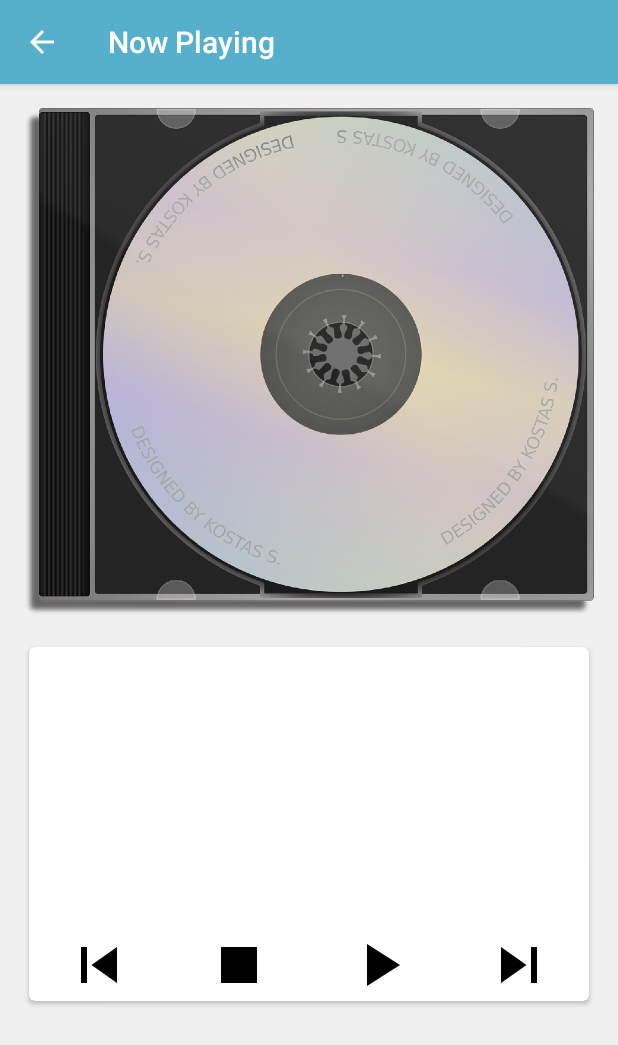
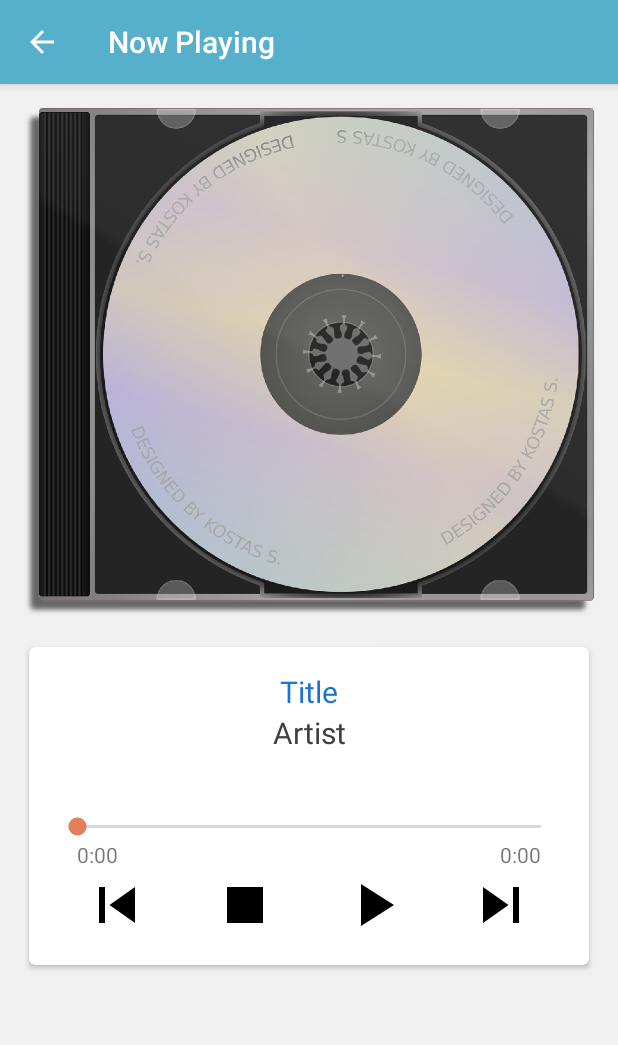
Before and after one commit to sasquatch1978/MusicPlayer, an Android app: the NowPlayingActivity screen opened directly, with no data from a screen before it, on a phone screen of 412 x 824 dp. Shown: the top 1045 px of the screen. Run offline under Robolectric (Android 15) with nearby library versions, the phone set to English and light mode, and no system bars.

Commit message:
Add SeekBar

```diff
--- a/app/src/main/res/layout-v21/now_playing.xml
+++ b/app/src/main/res/layout-v21/now_playing.xml
@@ -35,7 +35,7 @@
 
             <android.support.v7.widget.CardView
                 android:layout_width="match_parent"
-                android:layout_height="245dp"
+                android:layout_height="wrap_content"
                 android:layout_gravity="center_horizontal"
                 android:layout_marginTop="@dimen/layoutPadding"
                 card_view:cardCornerRadius="@dimen/cardCornerRadius"
@@ -44,34 +44,48 @@
                 <LinearLayout
                     android:layout_width="match_parent"
                     android:layout_height="match_parent"
+                    android:padding="@dimen/layoutPadding"
                     android:orientation="vertical">
 
                     <TextView
-                        android:id="@+id/playingSongTitle"
                         android:layout_width="match_parent"
                         android:layout_height="wrap_content"
                         android:gravity="center"
                         android:textColor="@color/songTitleColor"
                         android:textSize="@dimen/playlistSelectionSize"
-                        tools:text="Title" />
+                        android:text="@string/titleNowPlaying" />
 
                     <TextView
-                        android:id="@+id/playingSongArtist"
                         android:layout_width="match_parent"
                         android:layout_height="wrap_content"
                         android:gravity="center"
                         android:textColor="@color/songArtistColor"
                         android:textSize="@dimen/playlistSelectionSize"
-                        tools:text="Artist" />
+                        android:text="@string/artistNowPlaying" />
 
-                    <TextView
-                        android:id="@+id/playingSongLength"
+                    <SeekBar
                         android:layout_width="match_parent"
                         android:layout_height="wrap_content"
-                        android:gravity="center"
-                        android:textColor="@color/songArtistColor"
-                        android:textSize="@dimen/playlistSelectionSize"
-                        tools:text="Position / Length" />
+                        android:paddingTop="@dimen/seekbarPadding"/>
+
+                    <LinearLayout
+                        android:layout_width="match_parent"
+                        android:layout_height="wrap_content"
+                        android:paddingLeft="@dimen/layoutPadding"
+                        android:paddingRight="@dimen/layoutPadding">
+
+                        <TextView
+                            android:layout_width="wrap_content"
+                            android:layout_height="wrap_content"
+                            android:text="@string/songPosition"/>
+
+                        <TextView
+                            android:layout_width="match_parent"
+                            android:layout_height="wrap_content"
+                            android:text="@string/songDuration"
+                            android:gravity="end"/>
+
+                    </LinearLayout>
 
                     <LinearLayout
                         android:layout_width="match_parent"
--- a/app/src/main/res/layout/now_playing.xml
+++ b/app/src/main/res/layout/now_playing.xml
@@ -34,7 +34,7 @@
 
             <android.support.v7.widget.CardView
                 android:layout_width="match_parent"
-                android:layout_height="@dimen/nowPlayingCardHeight"
+                android:layout_height="wrap_content"
                 android:layout_gravity="center_horizontal"
                 android:layout_marginTop="@dimen/layoutPadding"
                 card_view:cardCornerRadius="@dimen/cardCornerRadius"
@@ -43,34 +43,48 @@
                 <LinearLayout
                     android:layout_width="match_parent"
                     android:layout_height="match_parent"
+                    android:padding="@dimen/layoutPadding"
                     android:orientation="vertical">
 
                     <TextView
-                        android:id="@+id/playingSongTitle"
                         android:layout_width="match_parent"
                         android:layout_height="wrap_content"
                         android:gravity="center"
                         android:textColor="@color/songTitleColor"
                         android:textSize="@dimen/playlistSelectionSize"
-                        tools:text="Title" />
+                        android:text="@string/titleNowPlaying" />
 
                     <TextView
-                        android:id="@+id/playingSongArtist"
                         android:layout_width="match_parent"
                         android:layout_height="wrap_content"
                         android:gravity="center"
                         android:textColor="@color/songArtistColor"
                         android:textSize="@dimen/playlistSelectionSize"
-                        tools:text="Artist" />
+                        android:text="@string/artistNowPlaying" />
 
-                    <TextView
-                        android:id="@+id/playingSongLength"
+                    <SeekBar
                         android:layout_width="match_parent"
                         android:layout_height="wrap_content"
-                        android:gravity="center"
-                        android:textColor="@color/songArtistColor"
-                        android:textSize="@dimen/playlistSelectionSize"
-                        tools:text="Position / Length" />
+                        android:paddingTop="@dimen/seekbarPadding"/>
+
+                    <LinearLayout
+                        android:layout_width="match_parent"
+                        android:layout_height="wrap_content"
+                        android:paddingLeft="@dimen/layoutPadding"
+                        android:paddingRight="@dimen/layoutPadding">
+
+                        <TextView
+                            android:layout_width="wrap_content"
+                            android:layout_height="wrap_content"
+                            android:text="@string/songPosition"/>
+
+                        <TextView
+                            android:layout_width="match_parent"
+                            android:layout_height="wrap_content"
+                            android:text="@string/songDuration"
+                            android:gravity="end"/>
+
+                    </LinearLayout>
 
                     <LinearLayout
                         android:layout_width="match_parent"
--- a/app/src/main/res/values/colors.xml
+++ b/app/src/main/res/values/colors.xml
@@ -6,7 +6,7 @@
     <!-- Home Screen colors -->
     <color name="colorPrimary">#4A1E9E</color>
     <color name="colorPrimaryDark">#341291</color>
-    <color name="colorAccent">#FF4081</color>
+    <color name="colorAccent">#B4D02B</color>
     <color name="ninetiesHomeScreen">#DE1B11</color>
     <color name="classCountryHomeScreen">#FA7A02</color>
     <color name="classRockHomeScreen">#4CA15F</color>
@@ -41,6 +41,5 @@
     <!-- List colors -->
     <color name="songTitleColor">#1A75D2</color>
     <color name="songArtistColor">#404040</color>
-    <color name="toolbarText">#FFFFFF</color>
 
 </resources>
--- a/app/src/main/res/values/dimens.xml
+++ b/app/src/main/res/values/dimens.xml
@@ -15,4 +15,5 @@
     <dimen name="playlistSelectionSize">20sp</dimen>
     <dimen name="nowPlayingCardHeight">245dp</dimen>
     <dimen name="toolbarElevation">4dp</dimen>
+    <dimen name="seekbarPadding">40dp</dimen>
 </resources>
--- a/app/src/main/res/values/strings.xml
+++ b/app/src/main/res/values/strings.xml
@@ -9,6 +9,12 @@
     <string name="newerMusic">Newer Music</string>
     <string name="nowPlaying">Now Playing</string>
 
+    <!-- Now Playing -->
+    <string name="titleNowPlaying">Title</string>
+    <string name="artistNowPlaying">Artist</string>
+    <string name="songPosition">0:00</string>
+    <string name="songDuration">0:00</string>
+
     <!-- Number of songs in playlist. It will be shown in the format of "10 songs" where 10 is the number of songs. [CHAR LIMIT=20] -->
     <string name="numberOfSongs"><xliff:g example="10" id="numberOfSongs">%s</xliff:g> songs</string>
 </resources>
```
